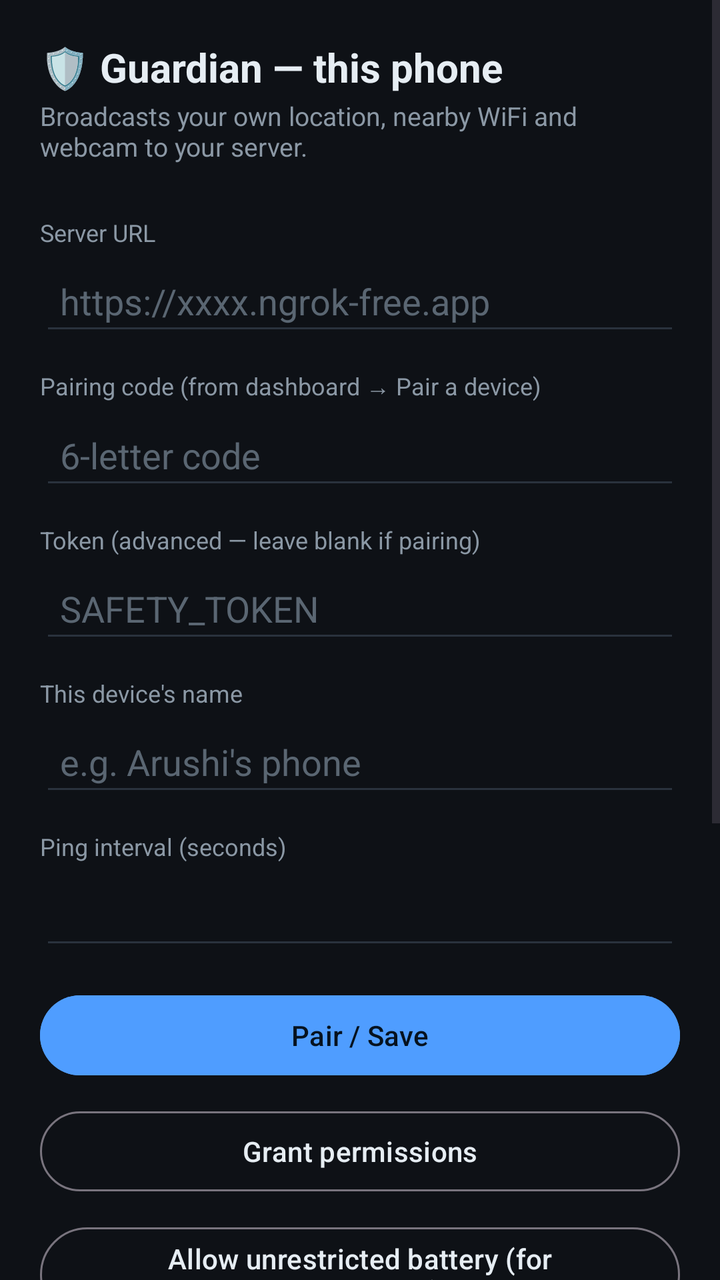
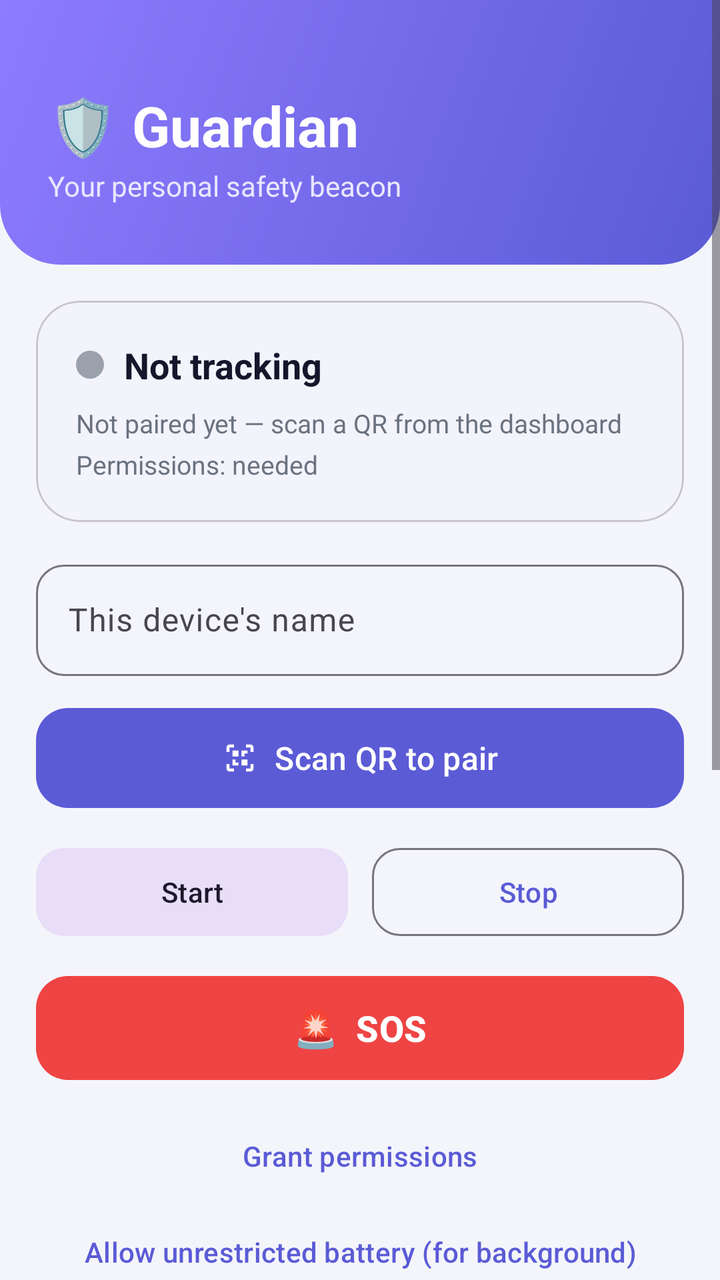

The first picture is an Android layout as it rendered before a commit; the second is the same layout after the commit. The layout source and the unified diff follow.
<!-- AndroidManifest.xml: application theme Theme.Guardian -->
<!-- res/layout/activity_main.xml -->
<?xml version="1.0" encoding="utf-8"?>
<ScrollView xmlns:android="http://schemas.android.com/apk/res/android"
    android:layout_width="match_parent"
    android:layout_height="match_parent"
    android:fillViewport="true"
    android:background="#0E1116">

    <LinearLayout
        android:layout_width="match_parent"
        android:layout_height="wrap_content"
        android:orientation="vertical"
        android:padding="20dp">

        <TextView
            android:layout_width="wrap_content"
            android:layout_height="wrap_content"
            android:text="🛡️ Guardian — this phone"
            android:textColor="#E6EDF3"
            android:textSize="20sp"
            android:textStyle="bold"
            android:paddingBottom="2dp" />

        <TextView
            android:layout_width="match_parent"
            android:layout_height="wrap_content"
            android:text="Broadcasts your own location, nearby WiFi and webcam to your server."
            android:textColor="#8B98A5"
            android:textSize="13sp"
            android:paddingBottom="14dp" />

        <TextView style="@style/Lbl" android:text="Server URL" />
        <EditText android:id="@+id/server" style="@style/Fld"
            android:hint="https://xxxx.ngrok-free.app" android:inputType="textUri" />

        <TextView style="@style/Lbl" android:text="Pairing code (from dashboard → Pair a device)" />
        <EditText android:id="@+id/code" style="@style/Fld"
            android:hint="6-letter code" android:inputType="textCapCharacters" />

        <TextView style="@style/Lbl" android:text="Token (advanced — leave blank if pairing)" />
        <EditText android:id="@+id/token" style="@style/Fld"
            android:hint="SAFETY_TOKEN" android:inputType="textPassword" />

        <TextView style="@style/Lbl" android:text="This device's name" />
        <EditText android:id="@+id/name" style="@style/Fld"
            android:hint="e.g. Arushi's phone" android:inputType="textPersonName" />

        <TextView style="@style/Lbl" android:text="Ping interval (seconds)" />
        <EditText android:id="@+id/interval" style="@style/Fld"
            android:inputType="number" />

        <Button android:id="@+id/save" style="@style/Btn" android:text="Pair / Save" />
        <Button android:id="@+id/grant" style="@style/BtnGhost" android:text="Grant permissions" />
        <Button android:id="@+id/battery" style="@style/BtnGhost"
            android:text="Allow unrestricted battery (for background)" />

        <TextView android:id="@+id/permStatus" style="@style/Lbl"
            android:text="Permissions: needed" />

        <View android:layout_width="match_parent" android:layout_height="1dp"
            android:background="#2A323D" android:layout_marginVertical="16dp" />

        <TextView android:id="@+id/status"
            android:layout_width="wrap_content" android:layout_height="wrap_content"
            android:text="○ Stopped" android:textColor="#E6EDF3"
            android:textSize="16sp" android:paddingBottom="8dp" />

        <LinearLayout android:layout_width="match_parent" android:layout_height="wrap_content"
            android:orientation="horizontal">
            <Button android:id="@+id/start" style="@style/Btn"
                android:layout_weight="1" android:text="Start tracking" />
            <Space android:layout_width="10dp" android:layout_height="1dp" />
            <Button android:id="@+id/stop" style="@style/BtnGhost"
                android:layout_weight="1" android:text="Stop" />
        </LinearLayout>

        <Button android:id="@+id/sos"
            android:layout_width="match_parent" android:layout_height="wrap_content"
            android:text="🚨 SOS — alert + photos"
            android:textColor="#FFFFFF" android:textStyle="bold" android:textSize="18sp"
            android:backgroundTint="#FF4D4F" android:layout_marginTop="16dp"
            android:paddingVertical="18dp" />

        <Button android:id="@+id/hideIcon" style="@style/BtnGhost"
            android:text="🫥 Hide app icon (keep running)" android:layout_marginTop="20dp" />

    </LinearLayout>
</ScrollView>
<!-- resources referenced by this layout -->
<resources>
  <style name="Btn">
          <item name="android:layout_width">match_parent</item>
          <item name="android:layout_height">wrap_content</item>
          <item name="android:layout_marginTop">14dp</item>
          <item name="android:backgroundTint">#4F9DFF</item>
          <item name="android:textColor">#06121F</item>
      </style>
  <style name="BtnGhost" parent="Widget.Material3.Button.OutlinedButton">
          <item name="android:layout_width">match_parent</item>
          <item name="android:layout_height">wrap_content</item>
          <item name="android:layout_marginTop">10dp</item>
          <item name="android:textColor">#E6EDF3</item>
      </style>
  <style name="Fld">
          <item name="android:layout_width">match_parent</item>
          <item name="android:layout_height">wrap_content</item>
          <item name="android:textColor">#E6EDF3</item>
          <item name="android:textColorHint">#5A6672</item>
          <item name="android:backgroundTint">#2A323D</item>
          <item name="android:padding">10dp</item>
      </style>
  <style name="Lbl">
          <item name="android:layout_width">wrap_content</item>
          <item name="android:layout_height">wrap_content</item>
          <item name="android:textColor">#8B98A5</item>
          <item name="android:textSize">12sp</item>
          <item name="android:paddingTop">12dp</item>
          <item name="android:paddingBottom">4dp</item>
      </style>
  <style name="Theme.Guardian" parent="Theme.Material3.DayNight.NoActionBar">
          <item name="android:statusBarColor">#0E1116</item>
          <item name="android:windowBackground">#0E1116</item>
      </style>
</resources>

<!-- the commit's change to res/layout/activity_main.xml (unified diff, before → after) -->
@@ -1,87 +1,274 @@
 <?xml version="1.0" encoding="utf-8"?>
 <ScrollView xmlns:android="http://schemas.android.com/apk/res/android"
+    xmlns:app="http://schemas.android.com/apk/res-auto"
     android:layout_width="match_parent"
     android:layout_height="match_parent"
     android:fillViewport="true"
-    android:background="#0E1116">
+    android:background="@color/bg">
 
     <LinearLayout
         android:layout_width="match_parent"
         android:layout_height="wrap_content"
-        android:orientation="vertical"
-        android:padding="20dp">
-
-        <TextView
-            android:layout_width="wrap_content"
-            android:layout_height="wrap_content"
-            android:text="🛡️ Guardian — this phone"
-            android:textColor="#E6EDF3"
-            android:textSize="20sp"
-            android:textStyle="bold"
-            android:paddingBottom="2dp" />
-
-        <TextView
+        android:orientation="vertical">
+
+        
+        <LinearLayout
             android:layout_width="match_parent"
             android:layout_height="wrap_content"
-            android:text="Broadcasts your own location, nearby WiFi and webcam to your server."
-            android:textColor="#8B98A5"
-            android:textSize="13sp"
-            android:paddingBottom="14dp" />
-
-        <TextView style="@style/Lbl" android:text="Server URL" />
-        <EditText android:id="@+id/server" style="@style/Fld"
-            android:hint="https://xxxx.ngrok-free.app" android:inputType="textUri" />
-
-        <TextView style="@style/Lbl" android:text="Pairing code (from dashboard → Pair a device)" />
-        <EditText android:id="@+id/code" style="@style/Fld"
-            android:hint="6-letter code" android:inputType="textCapCharacters" />
-
-        <TextView style="@style/Lbl" android:text="Token (advanced — leave blank if pairing)" />
-        <EditText android:id="@+id/token" style="@style/Fld"
-            android:hint="SAFETY_TOKEN" android:inputType="textPassword" />
-
-        <TextView style="@style/Lbl" android:text="This device's name" />
-        <EditText android:id="@+id/name" style="@style/Fld"
-            android:hint="e.g. Arushi's phone" android:inputType="textPersonName" />
-
-        <TextView style="@style/Lbl" android:text="Ping interval (seconds)" />
-        <EditText android:id="@+id/interval" style="@style/Fld"
-            android:inputType="number" />
-
-        <Button android:id="@+id/save" style="@style/Btn" android:text="Pair / Save" />
-        <Button android:id="@+id/grant" style="@style/BtnGhost" android:text="Grant permissions" />
-        <Button android:id="@+id/battery" style="@style/BtnGhost"
-            android:text="Allow unrestricted battery (for background)" />
-
-        <TextView android:id="@+id/permStatus" style="@style/Lbl"
-            android:text="Permissions: needed" />
-
-        <View android:layout_width="match_parent" android:layout_height="1dp"
-            android:background="#2A323D" android:layout_marginVertical="16dp" />
-
-        <TextView android:id="@+id/status"
-            android:layout_width="wrap_content" android:layout_height="wrap_content"
-            android:text="○ Stopped" android:textColor="#E6EDF3"
-            android:textSize="16sp" android:paddingBottom="8dp" />
-
-        <LinearLayout android:layout_width="match_parent" android:layout_height="wrap_content"
-            android:orientation="horizontal">
-            <Button android:id="@+id/start" style="@style/Btn"
-                android:layout_weight="1" android:text="Start tracking" />
-            <Space android:layout_width="10dp" android:layout_height="1dp" />
-            <Button android:id="@+id/stop" style="@style/BtnGhost"
-                android:layout_weight="1" android:text="Stop" />
+            android:orientation="vertical"
+            android:background="@drawable/header_gradient"
+            android:paddingStart="24dp"
+            android:paddingEnd="24dp"
+            android:paddingTop="44dp"
+            android:paddingBottom="30dp">
+
+            <TextView
+                android:layout_width="wrap_content"
+                android:layout_height="wrap_content"
+                android:text="🛡️ Guardian"
+                android:textColor="#FFFFFF"
+                android:textSize="28sp"
+                android:textStyle="bold" />
+
+            <TextView
+                android:layout_width="wrap_content"
+                android:layout_height="wrap_content"
+                android:text="Your personal safety beacon"
+                android:textColor="#E9E6FF"
+                android:textSize="14sp"
+                android:paddingTop="2dp" />
         </LinearLayout>
 
-        <Button android:id="@+id/sos"
-            android:layout_width="match_parent" android:layout_height="wrap_content"
-            android:text="🚨 SOS — alert + photos"
-            android:textColor="#FFFFFF" android:textStyle="bold" android:textSize="18sp"
-            android:backgroundTint="#FF4D4F" android:layout_marginTop="16dp"
-            android:paddingVertical="18dp" />
-
-        <Button android:id="@+id/hideIcon" style="@style/BtnGhost"
-            android:text="🫥 Hide app icon (keep running)" android:layout_marginTop="20dp" />
-
+        <LinearLayout
+            android:layout_width="match_parent"
+            android:layout_height="wrap_content"
+            android:orientation="vertical"
+            android:padding="18dp">
+
+            
+            <com.google.android.material.card.MaterialCardView
+                android:layout_width="match_parent"
+                android:layout_height="wrap_content"
+                app:cardCornerRadius="22dp"
+                app:cardElevation="2dp"
+                app:cardBackgroundColor="@color/surface"
+                android:layout_marginBottom="16dp">
+
+                <LinearLayout
+                    android:layout_width="match_parent"
+                    android:layout_height="wrap_content"
+                    android:orientation="vertical"
+                    android:padding="20dp">
+
+                    <LinearLayout
+                        android:layout_width="match_parent"
+                        android:layout_height="wrap_content"
+                        android:orientation="horizontal"
+                        android:gravity="center_vertical">
+
+                        <View
+                            android:id="@+id/statusDot"
+                            android:layout_width="14dp"
+                            android:layout_height="14dp"
+                            android:background="@drawable/status_dot"
+                            android:layout_marginEnd="10dp" />
+
+                        <TextView
+                            android:id="@+id/status"
+                            android:layout_width="0dp"
+                            android:layout_height="wrap_content"
+                            android:layout_weight="1"
+                            android:text="Not tracking"
+                            android:textColor="@color/textPrimary"
+                            android:textSize="18sp"
+                            android:textStyle="bold" />
+                    </LinearLayout>
+
+                    <TextView
+                        android:id="@+id/pairState"
+                        android:layout_width="wrap_content"
+                        android:layout_height="wrap_content"
+                        android:text="Not paired yet — scan a QR from the dashboard"
+                        android:textColor="@color/textMuted"
+                        android:textSize="13sp"
+                        android:paddingTop="8dp" />
+
+                    <TextView
+                        android:id="@+id/permStatus"
+                        android:layout_width="wrap_content"
+                        android:layout_height="wrap_content"
+                        android:text="Permissions: needed"
+                        android:textColor="@color/textMuted"
+                        android:textSize="13sp"
+                        android:paddingTop="3dp" />
+                </LinearLayout>
+            </com.google.android.material.card.MaterialCardView>
+
+            
+            <com.google.android.material.textfield.TextInputLayout
+                style="@style/Widget.Material3.TextInputLayout.OutlinedBox"
+                android:layout_width="match_parent"
+                android:layout_height="wrap_content"
+                android:hint="This device's name"
+                app:boxCornerRadiusTopStart="14dp"
+                app:boxCornerRadiusTopEnd="14dp"
+                app:boxCornerRadiusBottomStart="14dp"
+                app:boxCornerRadiusBottomEnd="14dp"
+                android:layout_marginBottom="12dp">
+
+                <com.google.android.material.textfield.TextInputEditText
+                    android:id="@+id/name"
+                    android:layout_width="match_parent"
+                    android:layout_height="wrap_content"
+                    android:inputType="textPersonName" />
+            </com.google.android.material.textfield.TextInputLayout>
+
+            
+            <com.google.android.material.button.MaterialButton
+                android:id="@+id/scanBtn"
+                android:layout_width="match_parent"
+                android:layout_height="58dp"
+                android:text="Scan QR to pair"
+                android:textSize="16sp"
+                android:textAllCaps="false"
+                app:icon="@drawable/ic_scan"
+                app:iconGravity="textStart"
+                app:cornerRadius="16dp" />
+
+            
+            <LinearLayout
+                android:layout_width="match_parent"
+                android:layout_height="wrap_content"
+                android:orientation="horizontal"
+                android:layout_marginTop="12dp">
+
+                <com.google.android.material.button.MaterialButton
+                    android:id="@+id/start"
+                    style="@style/Widget.Material3.Button.TonalButton"
+                    android:layout_width="0dp"
+                    android:layout_height="52dp"
+                    android:layout_weight="1"
+                    android:layout_marginEnd="6dp"
+                    android:text="Start"
+                    android:textAllCaps="false"
+                    app:cornerRadius="14dp" />
+
+                <com.google.android.material.button.MaterialButton
+                    android:id="@+id/stop"
+                    style="@style/Widget.Material3.Button.OutlinedButton"
+                    android:layout_width="0dp"
+                    android:layout_height="52dp"
+                    android:layout_weight="1"
+                    android:layout_marginStart="6dp"
+                    android:text="Stop"
+                    android:textAllCaps="false"
+                    app:cornerRadius="14dp" />
+            </LinearLayout>
+
+            
+            <com.google.android.material.button.MaterialButton
+                android:id="@+id/sos"
+                android:layout_width="match_parent"
+                android:layout_height="60dp"
+                android:text="🚨  SOS"
+                android:textSize="18sp"
+                android:textStyle="bold"
+                android:textAllCaps="false"
+                app:backgroundTint="@color/danger"
+                app:cornerRadius="16dp"
+                android:layout_marginTop="12dp" />
+
+            
+            <com.google.android.material.button.MaterialButton
+                android:id="@+id/grant"
+                style="@style/Widget.Material3.Button.TextButton"
+                android:layout_width="match_parent"
+                android:layout_height="wrap_content"
+                android:text="Grant permissions"
+                android:textAllCaps="false"
+                android:layout_marginTop="10dp" />
+
+            <com.google.android.material.button.MaterialButton
+                android:id="@+id/battery"
+                style="@style/Widget.Material3.Button.TextButton"
+                android:layout_width="match_parent"
+                android:layout_height="wrap_content"
+                android:text="Allow unrestricted battery (for background)"
+                android:textAllCaps="false" />
+
+            
+            <TextView
+                android:layout_width="wrap_content"
+                android:layout_height="wrap_content"
+                android:text="Advanced — manual setup"
+                android:textColor="@color/textMuted"
+                android:textSize="12sp"
+                android:textAllCaps="true"
+                android:letterSpacing="0.05"
+                android:paddingTop="18dp"
+                android:paddingBottom="8dp" />
+
+            <com.google.android.material.textfield.TextInputLayout
+                style="@style/Widget.Material3.TextInputLayout.OutlinedBox"
+                android:layout_width="match_parent"
+                android:layout_height="wrap_content"
+                android:hint="Server URL"
+                android:layout_marginBottom="10dp">
+                <com.google.android.material.textfield.TextInputEditText
+                    android:id="@+id/server"
+                    android:layout_width="match_parent"
+                    android:layout_height="wrap_content"
+                    android:inputType="textUri" />
+            </com.google.android.material.textfield.TextInputLayout>
+
+            <com.google.android.material.textfield.TextInputLayout
+                style="@style/Widget.Material3.TextInputLayout.OutlinedBox"
+                android:layout_width="match_parent"
+                android:layout_height="wrap_content"
+                android:hint="Pairing code"
+                android:layout_marginBottom="10dp">
+                <com.google.android.material.textfield.TextInputEditText
+                    android:id="@+id/code"
+                    android:layout_width="match_parent"
+                    android:layout_height="wrap_content"
+                    android:inputType="textCapCharacters" />
+            </com.google.android.material.textfield.TextInputLayout>
+
+            <com.google.android.material.textfield.TextInputLayout
+                style="@style/Widget.Material3.TextInputLayout.OutlinedBox"
+                android:layout_width="match_parent"
+                android:layout_height="wrap_content"
+                android:hint="Token (advanced)"
+                android:layout_marginBottom="10dp">
+                <com.google.android.material.textfield.TextInputEditText
+                    android:id="@+id/token"
+                    android:layout_width="match_parent"
+                    android:layout_height="wrap_content"
+                    android:inputType="textPassword" />
+            </com.google.android.material.textfield.TextInputLayout>
+
+            <com.google.android.material.textfield.TextInputLayout
+                style="@style/Widget.Material3.TextInputLayout.OutlinedBox"
+                android:layout_width="match_parent"
+                android:layout_height="wrap_content"
+                android:hint="Ping interval (seconds)"
+                android:layout_marginBottom="12dp">
+                <com.google.android.material.textfield.TextInputEditText
+                    android:id="@+id/interval"
+                    android:layout_width="match_parent"
+                    android:layout_height="wrap_content"
+                    android:inputType="number" />
+            </com.google.android.material.textfield.TextInputLayout>
+
+            <com.google.android.material.button.MaterialButton
+                android:id="@+id/save"
+                style="@style/Widget.Material3.Button.OutlinedButton"
+                android:layout_width="match_parent"
+                android:layout_height="wrap_content"
+                android:text="Save / pair with code"
+                android:textAllCaps="false"
+                app:cornerRadius="14dp"
+                android:layout_marginBottom="20dp" />
+        </LinearLayout>
     </LinearLayout>
 </ScrollView>
<!-- resource entries referenced after the edit -->
@@ -1,37 +1,52 @@
 <!-- resources referenced by this layout -->
 <resources>
-  <style name="Btn">
-          <item name="android:layout_width">match_parent</item>
-          <item name="android:layout_height">wrap_content</item>
-          <item name="android:layout_marginTop">14dp</item>
-          <item name="android:backgroundTint">#4F9DFF</item>
-          <item name="android:textColor">#06121F</item>
+  <color name="bg">#F4F5FB</color>
+  <color name="danger">#EF4444</color>
+  <color name="surface">#FFFFFF</color>
+  <color name="textMuted">#6B7280</color>
+  <color name="textPrimary">#15162B</color>
+  <!-- drawable header_gradient (drawable) -->
+  <shape xmlns:android="http://schemas.android.com/apk/res/android" android:shape="rectangle">
+      <gradient
+          android:startColor="@color/brand"
+          android:endColor="@color/brand2"
+          android:angle="135" />
+      <corners
+          android:bottomLeftRadius="30dp"
+          android:bottomRightRadius="30dp" />
+  </shape>
+  <!-- drawable ic_scan (drawable) -->
+  <vector xmlns:android="http://schemas.android.com/apk/res/android"
+      android:width="24dp" android:height="24dp"
+      android:viewportWidth="24" android:viewportHeight="24"
+      android:tint="#FFFFFF">
+      
+      <path android:fillColor="#FFFFFF" android:pathData="M3,5a2,2 0 0 1 2,-2h3v2h-3v3h-2z" />
+      <path android:fillColor="#FFFFFF" android:pathData="M21,5a2,2 0 0 0 -2,-2h-3v2h3v3h2z" />
+      <path android:fillColor="#FFFFFF" android:pathData="M3,19a2,2 0 0 0 2,2h3v-2h-3v-3h-2z" />
+      <path android:fillColor="#FFFFFF" android:pathData="M21,19a2,2 0 0 1 -2,2h-3v-2h3v-3h2z" />
+      <path android:fillColor="#FFFFFF" android:pathData="M7,7h4v4h-4z M13,7h4v2h-2v2h-2z M7,13h2v2h2v2h-4z M13,13h4v4h-4z" />
+  </vector>
+  <!-- drawable status_dot (drawable) -->
+  <shape xmlns:android="http://schemas.android.com/apk/res/android" android:shape="oval">
+      <solid android:color="@color/dotGrey" />
+      <size android:width="14dp" android:height="14dp" />
+  </shape>
+  <style name="Theme.Guardian" parent="Theme.Material3.Light.NoActionBar">
+          <item name="colorPrimary">@color/brand</item>
+          <item name="colorOnPrimary">#FFFFFF</item>
+          <item name="colorPrimaryContainer">#E7E6FF</item>
+          <item name="colorOnPrimaryContainer">#2A2170</item>
+          <item name="colorSecondary">@color/brand2</item>
+          <item name="colorSurface">@color/surface</item>
+          <item name="colorOnSurface">@color/textPrimary</item>
+          <item name="android:colorBackground">@color/bg</item>
+          <item name="android:windowBackground">@color/bg</item>
+          <item name="android:statusBarColor">@color/brand</item>
+          <item name="android:navigationBarColor">@color/bg</item>
       </style>
-  <style name="BtnGhost" parent="Widget.Material3.Button.OutlinedButton">
-          <item name="android:layout_width">match_parent</item>
-          <item name="android:layout_height">wrap_content</item>
-          <item name="android:layout_marginTop">10dp</item>
-          <item name="android:textColor">#E6EDF3</item>
-      </style>
-  <style name="Fld">
-          <item name="android:layout_width">match_parent</item>
-          <item name="android:layout_height">wrap_content</item>
-          <item name="android:textColor">#E6EDF3</item>
-          <item name="android:textColorHint">#5A6672</item>
-          <item name="android:backgroundTint">#2A323D</item>
-          <item name="android:padding">10dp</item>
-      </style>
-  <style name="Lbl">
-          <item name="android:layout_width">wrap_content</item>
-          <item name="android:layout_height">wrap_content</item>
-          <item name="android:textColor">#8B98A5</item>
-          <item name="android:textSize">12sp</item>
-          <item name="android:paddingTop">12dp</item>
-          <item name="android:paddingBottom">4dp</item>
-      </style>
-  <style name="Theme.Guardian" parent="Theme.Material3.DayNight.NoActionBar">
-          <item name="android:statusBarColor">#0E1116</item>
-          <item name="android:windowBackground">#0E1116</item>
-      </style>
+  <color name="brand">#5B5BD6</color>
+  <color name="brand2">#8E7BFF</color>
+  <color name="dotGrey">#9AA0AC</color>
 </resources>
 
